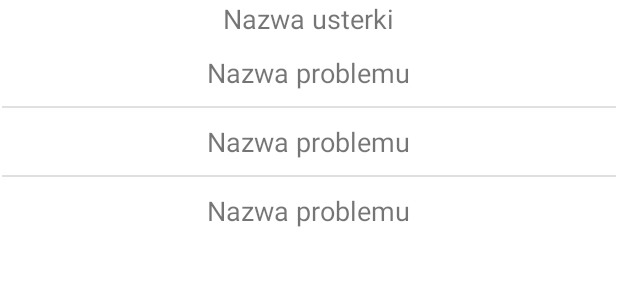
After one commit to ksared/CarFaultDetector, an Android app: the layout activity_faultissue.xml on its own in the app's theme, with its tools: preview values and no code run, on a phone screen of 412 x 824 dp. The commit adds this screen. Shown: the top 300 px of the screen. Run offline under Robolectric (Android 15) with nearby library versions, the phone set to English and light mode, and no system bars.

Commit message:
Połączenie usterki z problemem - pozostaly checkboxy.

```diff
--- a/app/src/main/AndroidManifest.xml
+++ b/app/src/main/AndroidManifest.xml
@@ -12,6 +12,9 @@
         android:supportsRtl="true"
         android:theme="@style/Theme.CarFaultDetector"
         android:usesCleartextTraffic="true">
+        <activity
+            android:name=".view.AddFaultIssues"
+            android:exported="false" />
         <activity
             android:name=".view.NewFaultActivity"
             android:exported="false" />
--- a/app/src/main/java/com/example/carfaultdetector/adapter/WorkshopAdapter.java
+++ b/app/src/main/java/com/example/carfaultdetector/adapter/WorkshopAdapter.java
@@ -68,6 +68,7 @@ public class WorkshopAdapter extends BaseAdapter {
 
     @Override
     public View getView(int i, View view, ViewGroup viewGroup) {
+        System.out.println("Get view w workshopadapter");
         ViewHolder viewHolder;
         if(view==null){
             view = layoutInflater.inflate(R.layout.workshoplist_item, null);
@@ -98,9 +99,7 @@ public class WorkshopAdapter extends BaseAdapter {
         buttonRate.setOnClickListener(new View.OnClickListener() {
             @Override
             public void onClick(View view) {
-                System.out.println("Nacisnalem przycisk oceny");
                 if(ratebuttonListener != null){
-                    System.out.println("jest interface");
                     ratebuttonListener.onButtonClickListener(i, temp);
                 }
 
--- a/app/src/main/java/com/example/carfaultdetector/model/Fault.java
+++ b/app/src/main/java/com/example/carfaultdetector/model/Fault.java
@@ -5,7 +5,7 @@ import java.util.List;
 public class Fault {
     private String name;
 
-    private List<Integer> issueList;
+    private List<Double> issueList;
 
 
     public String getName() {
@@ -16,11 +16,11 @@ public class Fault {
         this.name = name;
     }
 
-    public List<Integer> getIssueList() {
+    public List<Double> getIssueList() {
         return issueList;
     }
 
-    public void setIssueList(List<Integer> issueList) {
+    public void setIssueList(List<Double> issueList) {
         this.issueList = issueList;
     }
 }
--- a/app/src/main/java/com/example/carfaultdetector/model/RetrofitInterface.java
+++ b/app/src/main/java/com/example/carfaultdetector/model/RetrofitInterface.java
@@ -33,4 +33,10 @@ public interface RetrofitInterface {
 
     @POST("/addFault")
     Call<Void> addFault(@Body HashMap<String, String> map);
+
+    @GET("/getAllFaults")
+    Call<Object> executeGetAllFaluts();
+
+    @POST("/modifyFaultIssue")
+    Call<Void> modifyFaultIssue(@Body HashMap<String, String> map);
 }
--- /dev/null
+++ b/app/src/main/res/layout/activity_faultissue.xml
@@ -0,0 +1,30 @@
+<?xml version="1.0" encoding="utf-8"?>
+<LinearLayout xmlns:android="http://schemas.android.com/apk/res/android"
+    xmlns:app="http://schemas.android.com/apk/res-auto"
+    xmlns:tools="http://schemas.android.com/tools"
+    android:layout_width="match_parent"
+    android:layout_height="match_parent"
+    android:orientation="vertical"
+    android:gravity="center_horizontal"
+    tools:context=".view.AddFaultIssues">
+
+    <TextView
+        android:layout_width="wrap_content"
+        android:layout_height="wrap_content"
+        android:text="Nazwa usterki"
+        android:textSize="18dp"
+        />
+    <ListView
+        android:id="@+id/faultIssueListView"
+        android:layout_width="match_parent"
+        android:layout_height="wrap_content"
+        android:layout_marginStart="1dp"
+        android:layout_marginTop="1dp"
+        android:layout_marginEnd="1dp"
+        android:layout_marginBottom="1dp"
+        app:layout_constraintBottom_toBottomOf="parent"
+        app:layout_constraintEnd_toEndOf="parent"
+        app:layout_constraintStart_toStartOf="parent"
+        app:layout_constraintTop_toTopOf="parent"
+        tools:listitem="@layout/fault_issue_item"/>
+</LinearLayout>
--- /dev/null
+++ b/app/src/main/res/layout/fault_issue_item.xml
@@ -0,0 +1,16 @@
+<?xml version="1.0" encoding="utf-8"?>
+<RelativeLayout xmlns:android="http://schemas.android.com/apk/res/android"
+    android:layout_width="match_parent"
+    android:layout_height="wrap_content"
+    android:gravity="center">
+    <TextView
+        android:id="@+id/faultItem"
+        android:layout_marginTop="10dp"
+        android:layout_marginBottom="10dp"
+        android:layout_width="wrap_content"
+        android:layout_height="wrap_content"
+        android:text="Nazwa problemu"
+        android:textSize="18dp"
+        />
+
+</RelativeLayout>
```
Also changed, not shown: app/src/main/java/com/example/carfaultdetector/ViewModel/FaultIssueViewModel.java (added, +123 -0 lines), app/src/main/java/com/example/carfaultdetector/adapter/FaultAdapter.java (added, +58 -0 lines), app/src/main/java/com/example/carfaultdetector/view/AddFaultIssues.java (added, +95 -0 lines), app/src/main/java/com/example/carfaultdetector/view/MainActivity.java (+12 -0 lines), app/src/main/res/layout/activity_main.xml (+8 -1 lines), app/src/main/res/layout/fault_issue_popup.xml (added, +114 -0 lines).
